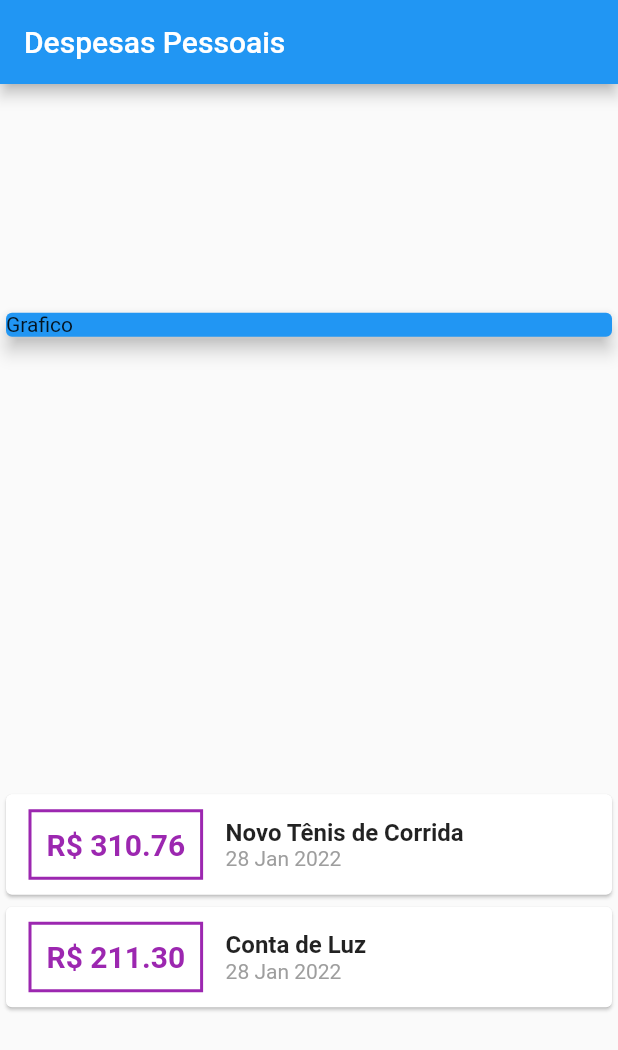
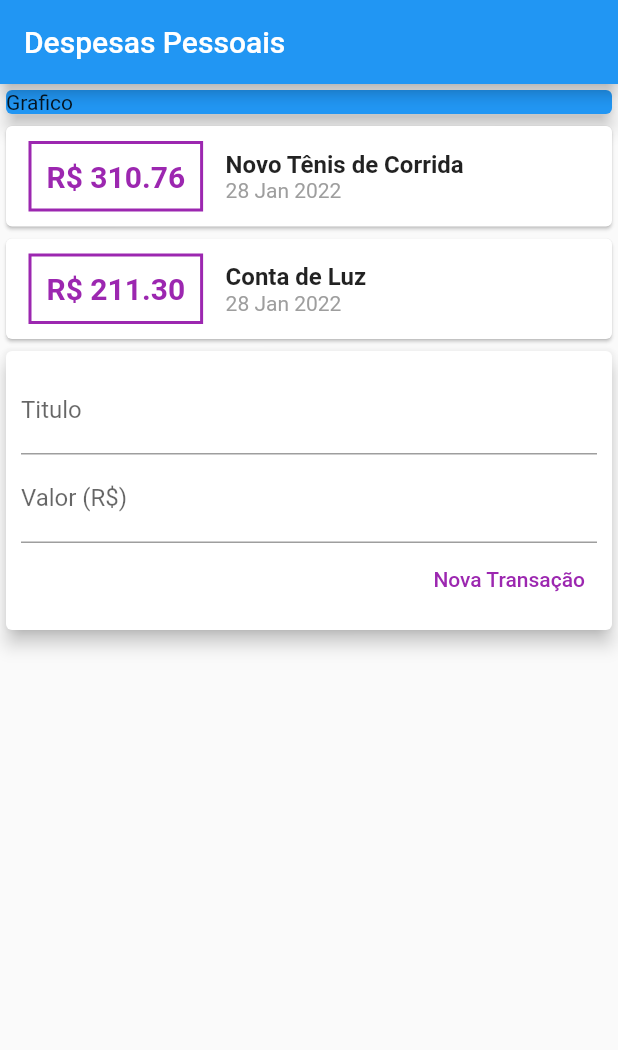
Before and after one commit to gustavo-oa/flutter_expenses, a Flutter app: the screen it shows after launch, on a phone screen of 412 x 824 dp. Shown: the top 1050 px of the screen. Run offline on Flutter 3.47's test engine with Material 2 defaults, Android fonts, the phone set to English and light mode, and no system bars.

Commit message:
iniciando adicionar transação

```diff
--- a/lib/main.dart
+++ b/lib/main.dart
@@ -36,7 +36,6 @@ class MyHomePage extends StatelessWidget {
         title: const Text('Despesas Pessoais'),
       ),
       body: Column(
-        mainAxisAlignment: MainAxisAlignment.spaceAround,
         crossAxisAlignment: CrossAxisAlignment.stretch,
         children: <Widget>[
           Container(
@@ -87,6 +86,36 @@ class MyHomePage extends StatelessWidget {
                 ),
               );
             }).toList(),
+          ),
+          Card(
+            elevation: 5,
+            child: Padding(
+              padding: const EdgeInsets.all(10.0),
+              child: Column(children: [
+                const TextField(
+                  decoration: InputDecoration(
+                    labelText: "Titulo",
+                  ),
+                ),
+                const TextField(
+                  decoration: InputDecoration(
+                    labelText: "Valor (R\$)",
+                  ),
+                ),
+                Row(
+                  mainAxisAlignment: MainAxisAlignment.end,
+                  children: [
+                    TextButton(
+                      style: TextButton.styleFrom(
+                        primary: Colors.purple,
+                      ),
+                      child: const Text("Nova Transação"),
+                      onPressed: () {},
+                    ),
+                  ],
+                )
+              ]),
+            ),
           )
         ],
       ),
```
